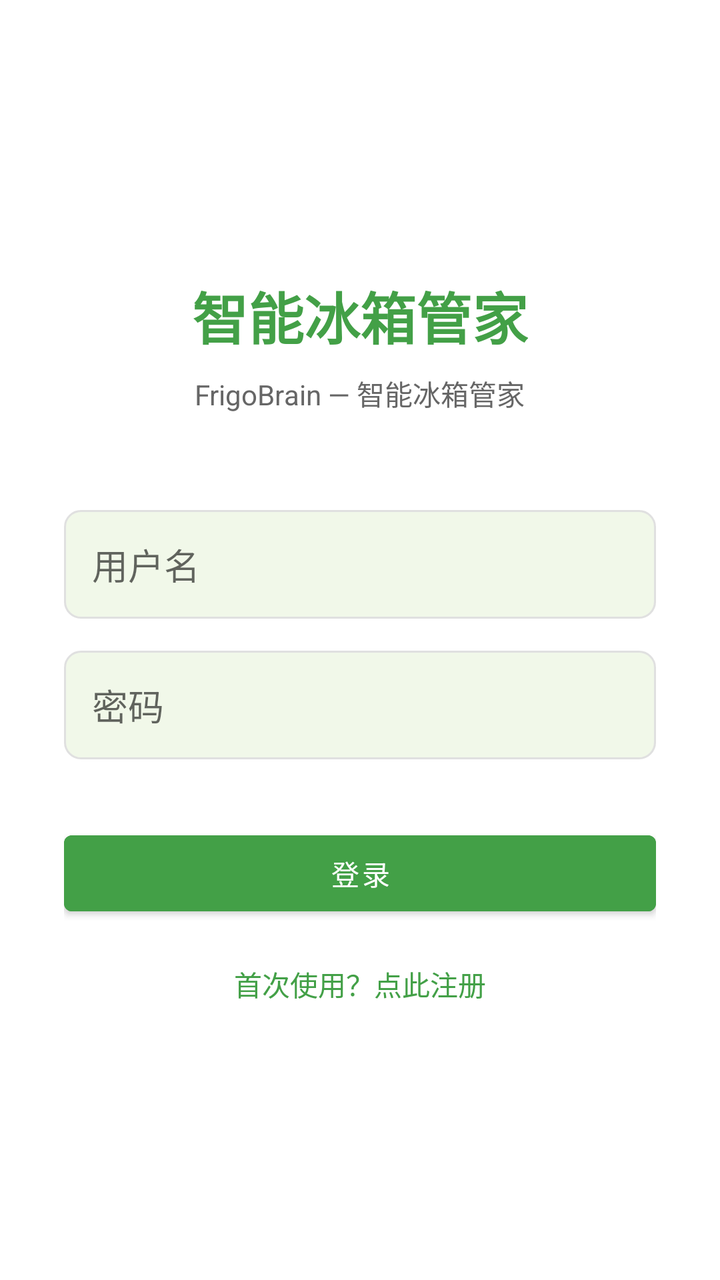
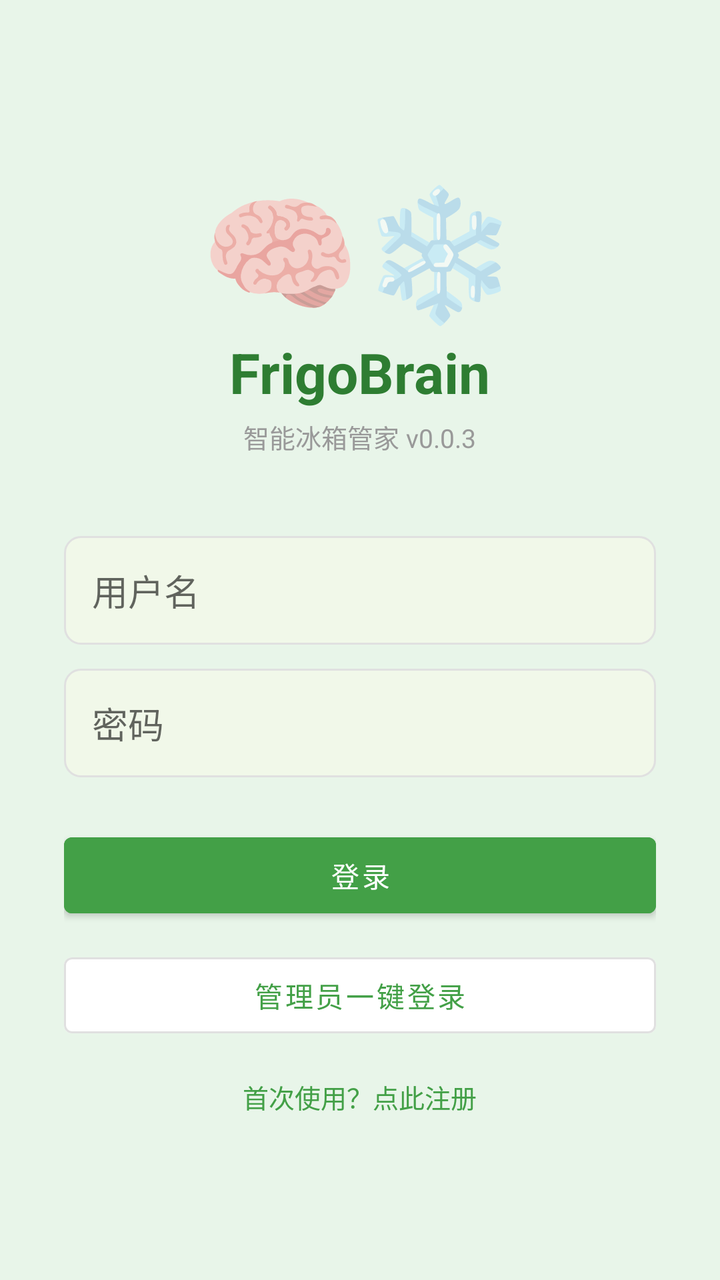

Before-and-after screenshots of an Android layout around one commit, followed by the original layout XML and the change that was made.
<!-- AndroidManifest.xml: activity theme Theme.FrigoBrain.Splash -->
<!-- res/layout/activity_login.xml -->
<?xml version="1.0" encoding="utf-8"?>
<LinearLayout xmlns:android="http://schemas.android.com/apk/res/android"
    android:layout_width="match_parent"
    android:layout_height="match_parent"
    android:background="@color/surface"
    android:gravity="center"
    android:orientation="vertical"
    android:padding="32dp">

    <TextView
        android:layout_width="wrap_content"
        android:layout_height="wrap_content"
        android:text="@string/app_name_cn"
        android:textColor="@color/primary"
        android:textSize="28sp"
        android:textStyle="bold" />

    <TextView
        android:layout_width="wrap_content"
        android:layout_height="wrap_content"
        android:layout_marginTop="8dp"
        android:text="FrigoBrain — 智能冰箱管家"
        android:textColor="#666"
        android:textSize="14sp" />

    <EditText
        android:id="@+id/et_username"
        android:layout_width="match_parent"
        android:layout_height="wrap_content"
        android:layout_marginTop="48dp"
        android:hint="用户名"
        android:inputType="text"
        android:padding="14dp"
        android:background="@drawable/edit_bg" />

    <EditText
        android:id="@+id/et_password"
        android:layout_width="match_parent"
        android:layout_height="wrap_content"
        android:layout_marginTop="16dp"
        android:hint="密码"
        android:inputType="textPassword"
        android:padding="14dp"
        android:background="@drawable/edit_bg" />

    <Button
        android:id="@+id/btn_login"
        android:layout_width="match_parent"
        android:layout_height="50dp"
        android:layout_marginTop="32dp"
        android:text="登录"
        android:textColor="@android:color/white"
        android:backgroundTint="@color/primary" />

    <TextView
        android:id="@+id/tv_register"
        android:layout_width="wrap_content"
        android:layout_height="wrap_content"
        android:layout_marginTop="20dp"
        android:text="首次使用？点此注册"
        android:textColor="@color/primary"
        android:textSize="14sp" />

</LinearLayout>
<!-- resources referenced by this layout -->
<resources>
  <color name="primary">#43A047</color>
  <color name="surface">#FFFFFF</color>
  <!-- drawable edit_bg (drawable) -->
  <?xml version="1.0" encoding="utf-8"?>
  <shape xmlns:android="http://schemas.android.com/apk/res/android">
      <solid android:color="@color/background" />
      <corners android:radius="8dp" />
      <stroke android:width="1dp" android:color="#E0E0E0" />
  </shape>
  <string name="app_name_cn">智能冰箱管家</string>
  <style name="Theme.FrigoBrain.Splash" parent="Theme.MaterialComponents.Light.NoActionBar">
          <item name="colorPrimary">@color/primary</item>
          <item name="android:windowBackground">@color/surface</item>
          <item name="android:statusBarColor">@color/primaryDark</item>
      </style>
  <color name="background">#F1F8E9</color>
  <color name="primaryDark">#2E7D32</color>
</resources>

<!-- the commit's change to res/layout/activity_login.xml (unified diff, before → after) -->
@@ -2,7 +2,7 @@
 <LinearLayout xmlns:android="http://schemas.android.com/apk/res/android"
     android:layout_width="match_parent"
     android:layout_height="match_parent"
-    android:background="@color/surface"
+    android:background="#E8F5E9"
     android:gravity="center"
     android:orientation="vertical"
     android:padding="32dp">
@@ -10,24 +10,30 @@
     <TextView
         android:layout_width="wrap_content"
         android:layout_height="wrap_content"
-        android:text="@string/app_name_cn"
-        android:textColor="@color/primary"
+        android:text="🧠❄️"
+        android:textSize="64sp" />
+
+    <TextView
+        android:layout_width="wrap_content"
+        android:layout_height="wrap_content"
+        android:text="FrigoBrain"
+        android:textColor="@color/primaryDark"
         android:textSize="28sp"
         android:textStyle="bold" />
 
     <TextView
         android:layout_width="wrap_content"
         android:layout_height="wrap_content"
-        android:layout_marginTop="8dp"
-        android:text="FrigoBrain — 智能冰箱管家"
-        android:textColor="#666"
-        android:textSize="14sp" />
+        android:layout_marginTop="4dp"
+        android:text="智能冰箱管家 v0.0.3"
+        android:textColor="#999"
+        android:textSize="13sp" />
 
     <EditText
         android:id="@+id/et_username"
         android:layout_width="match_parent"
         android:layout_height="wrap_content"
-        android:layout_marginTop="48dp"
+        android:layout_marginTop="40dp"
         android:hint="用户名"
         android:inputType="text"
         android:padding="14dp"
@@ -37,7 +43,7 @@
         android:id="@+id/et_password"
         android:layout_width="match_parent"
         android:layout_height="wrap_content"
-        android:layout_marginTop="16dp"
+        android:layout_marginTop="12dp"
         android:hint="密码"
         android:inputType="textPassword"
         android:padding="14dp"
@@ -47,18 +53,28 @@
         android:id="@+id/btn_login"
         android:layout_width="match_parent"
         android:layout_height="50dp"
-        android:layout_marginTop="32dp"
+        android:layout_marginTop="24dp"
         android:text="登录"
         android:textColor="@android:color/white"
         android:backgroundTint="@color/primary" />
+
+    <Button
+        android:id="@+id/btn_admin_login"
+        android:layout_width="match_parent"
+        android:layout_height="50dp"
+        android:layout_marginTop="10dp"
+        android:text="管理员一键登录"
+        android:textColor="@color/primary"
+        android:backgroundTint="#FFFFFF"
+        style="@style/Widget.MaterialComponents.Button.OutlinedButton" />
 
     <TextView
         android:id="@+id/tv_register"
         android:layout_width="wrap_content"
         android:layout_height="wrap_content"
-        android:layout_marginTop="20dp"
+        android:layout_marginTop="16dp"
         android:text="首次使用？点此注册"
         android:textColor="@color/primary"
-        android:textSize="14sp" />
+        android:textSize="13sp" />
 
 </LinearLayout>
<!-- resource entries referenced after the edit -->
@@ -9,7 +9,6 @@
       <corners android:radius="8dp" />
       <stroke android:width="1dp" android:color="#E0E0E0" />
   </shape>
-  <string name="app_name_cn">智能冰箱管家</string>
   <style name="Theme.FrigoBrain.Splash" parent="Theme.MaterialComponents.Light.NoActionBar">
           <item name="colorPrimary">@color/primary</item>
           <item name="android:windowBackground">@color/surface</item>
